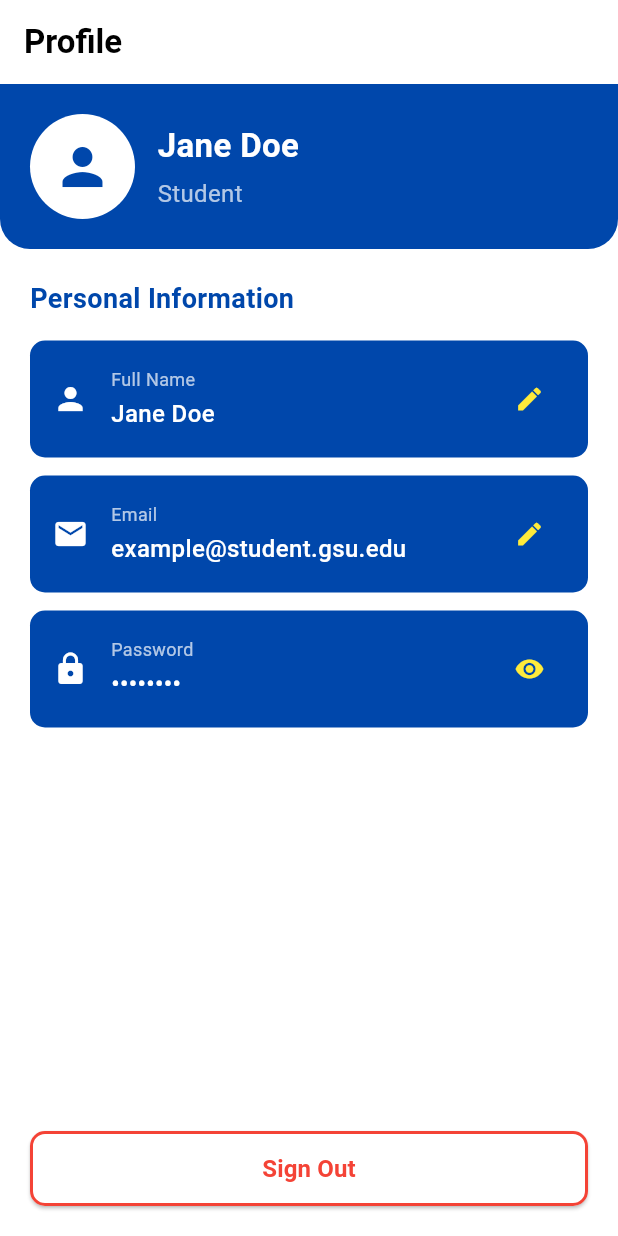
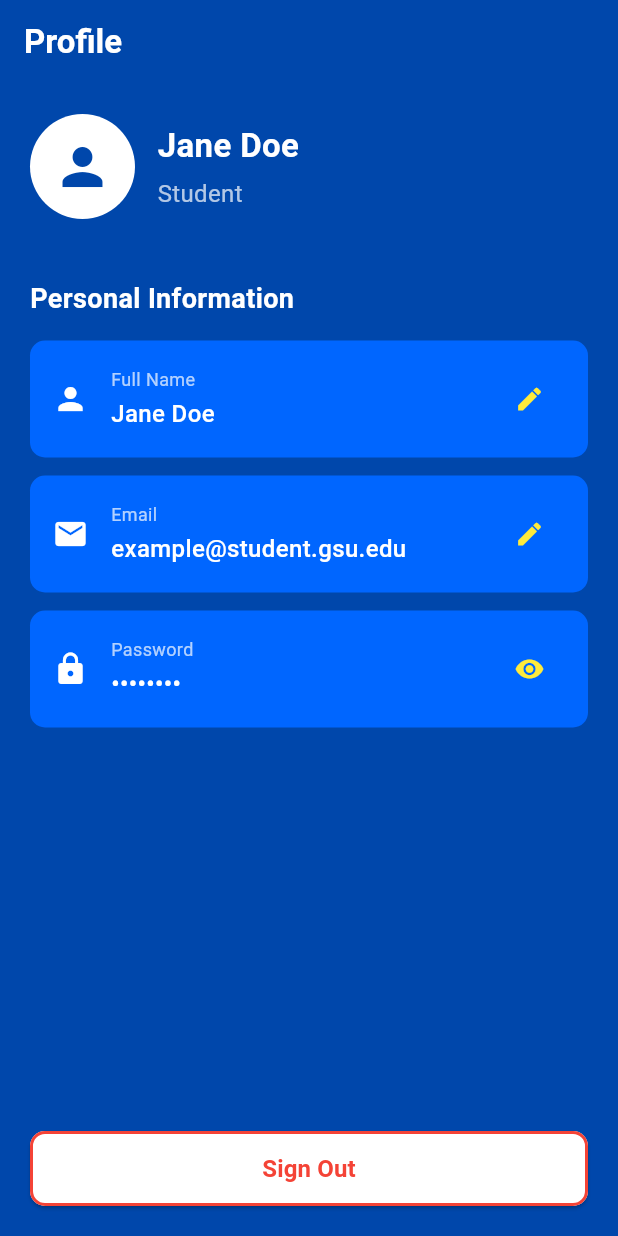
Before and after one commit to jggsu00/4Students, a Flutter app: the StudentProfile screen opened directly, on a phone screen of 412 x 824 dp. Run offline on Flutter 3.47's test engine with Material 3 defaults, Android fonts, the phone set to English and light mode, and no system bars; our stand-ins replace cloud_firestore, firebase_auth, firebase_core, qr_flutter; missing offline and left inert: mobile_scanner; accounts and stored records are empty; Roboto replaces fonts that are missing (Arial).

```diff
--- a/lib/screens/student/student_profile.dart
+++ b/lib/screens/student/student_profile.dart
@@ -62,20 +62,20 @@ class _StudentProfileState extends State<StudentProfile> {
   Widget build(BuildContext context) {
     return Scaffold(
       appBar: AppBar(
-        backgroundColor: Colors.white,
+        backgroundColor: const Color(0xFF0047AB), // ← fixed
         elevation: 0,
-        automaticallyImplyLeading: false, // Remove back button
+        automaticallyImplyLeading: false,
         title: const Text(
           'Profile',
           style: TextStyle(
-            color: Colors.black,
+            color: Colors.white, // ← fixed to white so it's visible
             fontSize: 22,
             fontWeight: FontWeight.bold,
           ),
         ),
       ),
       body: Container(
-        color: Colors.white,
+        color: const Color(0xFF0047AB), // ← fixed
         child: Column(
           children: [
             Expanded(
@@ -145,11 +145,10 @@ class _StudentProfileState extends State<StudentProfile> {
                             style: TextStyle(
                               fontSize: 18,
                               fontWeight: FontWeight.bold,
-                              color: Color(0xFF0047AB),
+                              color: Colors.white, // ← fixed
                             ),
                           ),
                           const SizedBox(height: 15),
-
                           _buildInfoCard(
                             icon: Icons.person,
                             label: 'Full Name',
@@ -157,7 +156,6 @@ class _StudentProfileState extends State<StudentProfile> {
                             onEdit: () => _editField('Full Name', fullName),
                           ),
                           const SizedBox(height: 12),
-
                           _buildInfoCard(
                             icon: Icons.email,
                             label: 'Email',
@@ -165,7 +163,6 @@ class _StudentProfileState extends State<StudentProfile> {
                             onEdit: () => _editField('Email', email),
                           ),
                           const SizedBox(height: 12),
-
                           _buildPasswordCard(),
                         ],
                       ),
@@ -198,7 +195,7 @@ class _StudentProfileState extends State<StudentProfile> {
                               MaterialPageRoute(
                                 builder: (_) => const RoleSelector(),
                               ),
-                              (route) => false,
+                                  (route) => false,
                             );
                           },
                           child: const Text(
@@ -243,7 +240,7 @@ class _StudentProfileState extends State<StudentProfile> {
     return Container(
       padding: const EdgeInsets.all(15),
       decoration: BoxDecoration(
-        color: const Color(0xFF0047AB),
+        color: const Color(0xFF0066FF), // ← slightly lighter to stand out from bg
         borderRadius: BorderRadius.circular(10),
       ),
       child: Row(
@@ -286,7 +283,7 @@ class _StudentProfileState extends State<StudentProfile> {
     return Container(
       padding: const EdgeInsets.all(15),
       decoration: BoxDecoration(
-        color: const Color(0xFF0047AB),
+        color: const Color(0xFF0066FF), // ← slightly lighter to stand out from bg
         borderRadius: BorderRadius.circular(10),
       ),
       child: Row(
```
